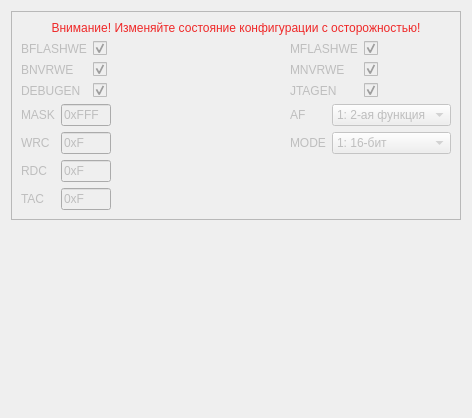
Old version of the form app/ui/config028.ui in the repository ntsfv/flasher.
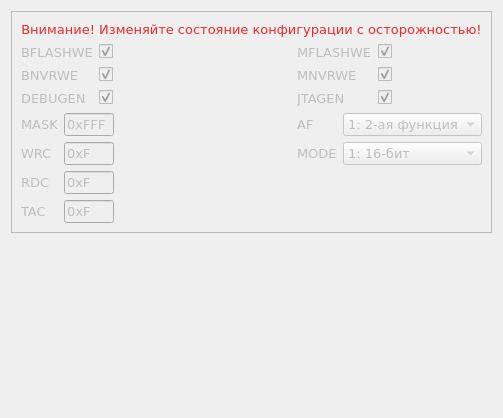
New version of the form.

```diff
--- a/app/ui/config028.ui
+++ b/app/ui/config028.ui
@@ -6,10 +6,16 @@
    <rect>
     <x>0</x>
     <y>0</y>
-    <width>472</width>
+    <width>491</width>
     <height>418</height>
    </rect>
   </property>
+  <property name="font">
+   <font>
+    <family>DejaVu Sans</family>
+    <pointsize>10</pointsize>
+   </font>
+  </property>
   <property name="windowTitle">
    <string>Form</string>
   </property>
@@ -58,7 +64,7 @@
             <property name="maximumSize">
              <size>
               <width>50</width>
-              <height>16777215</height>
+              <height>23</height>
              </size>
             </property>
             <property name="text">
@@ -81,7 +87,7 @@
             <property name="maximumSize">
              <size>
               <width>50</width>
-              <height>16777215</height>
+              <height>23</height>
              </size>
             </property>
             <property name="text">
@@ -104,7 +110,7 @@
             <property name="maximumSize">
              <size>
               <width>50</width>
-              <height>16777215</height>
+              <height>23</height>
              </size>
             </property>
             <property name="text">
@@ -127,7 +133,7 @@
             <property name="maximumSize">
              <size>
               <width>50</width>
-              <height>16777215</height>
+              <height>23</height>
              </size>
             </property>
             <property name="text">
@@ -279,6 +285,12 @@
           </item>
           <item row="0" column="1">
            <widget class="QComboBox" name="combo_af">
+            <property name="maximumSize">
+             <size>
+              <width>16777215</width>
+              <height>23</height>
+             </size>
+            </property>
             <property name="currentIndex">
              <number>1</number>
             </property>
@@ -306,6 +318,12 @@
           </item>
           <item row="1" column="1">
            <widget class="QComboBox" name="combo_mode">
+            <property name="maximumSize">
+             <size>
+              <width>16777215</width>
+              <height>23</height>
+             </size>
+            </property>
             <property name="currentIndex">
              <number>1</number>
             </property>
```
